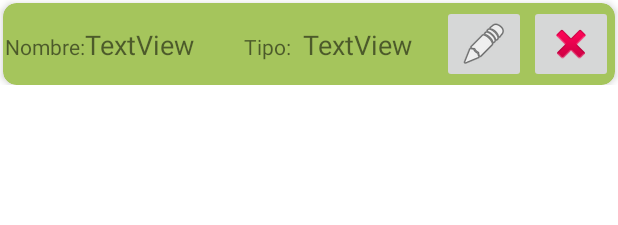
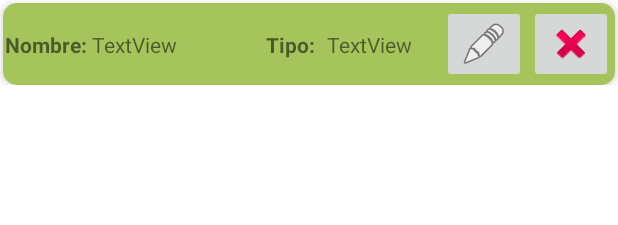
Before and after one commit to Carrr105/ProyectoFinal, an Android app: the layout roweditdel.xml on its own in the app's theme, with its tools: preview values and no code run, on a phone screen of 412 x 824 dp. Shown: the top 225 px of the screen. Run offline under Robolectric (Android 15) with nearby library versions, the phone set to English and light mode, and no system bars.

```diff
--- a/app/src/main/res/layout/row.xml
+++ b/app/src/main/res/layout/row.xml
@@ -64,10 +64,10 @@
                 android:id="@+id/textView7"
                 android:layout_width="wrap_content"
                 android:layout_height="wrap_content"
-                android:layout_marginStart="20dp"
+                android:layout_marginStart="220dp"
                 android:text="Tipo:"
                 app:layout_constraintBottom_toBottomOf="parent"
-                app:layout_constraintStart_toEndOf="@+id/nameTV"
+                app:layout_constraintStart_toStartOf="@+id/textView5"
                 app:layout_constraintTop_toTopOf="parent" />
         </androidx.constraintlayout.widget.ConstraintLayout>
     </androidx.cardview.widget.CardView>
--- a/app/src/main/res/layout/roweditdel.xml
+++ b/app/src/main/res/layout/roweditdel.xml
@@ -29,6 +29,7 @@
                 android:layout_width="wrap_content"
                 android:layout_height="wrap_content"
                 android:text="Nombre:"
+                android:textStyle="bold"
                 app:layout_constraintBaseline_toBaselineOf="@+id/nameTV"
                 app:layout_constraintStart_toStartOf="parent" />
 
@@ -38,7 +39,7 @@
                 android:layout_height="wrap_content"
                 android:layout_marginEnd="20dp"
                 android:text="TextView"
-                android:textSize="18sp"
+                android:textSize="14sp"
                 app:layout_constraintBottom_toBottomOf="parent"
                 app:layout_constraintEnd_toStartOf="@+id/imageButton7"
                 app:layout_constraintTop_toTopOf="parent" />
@@ -47,8 +48,9 @@
                 android:id="@+id/nameTV"
                 android:layout_width="wrap_content"
                 android:layout_height="wrap_content"
+                android:layout_marginStart="3dp"
                 android:text="TextView"
-                android:textSize="18sp"
+                android:textSize="14sp"
                 app:layout_constraintBottom_toBottomOf="parent"
                 app:layout_constraintStart_toEndOf="@+id/textView5"
                 app:layout_constraintTop_toTopOf="parent" />
@@ -59,6 +61,7 @@
                 android:layout_height="wrap_content"
                 android:layout_marginEnd="8dp"
                 android:text="Tipo:"
+                android:textStyle="bold"
                 app:layout_constraintBaseline_toBaselineOf="@+id/tipoTV"
                 app:layout_constraintEnd_toStartOf="@+id/tipoTV" />
 
```
Also changed, not shown: app/src/main/java/com/example/proyectofinal/UserpointsActivity.java (+10 -1 lines).
